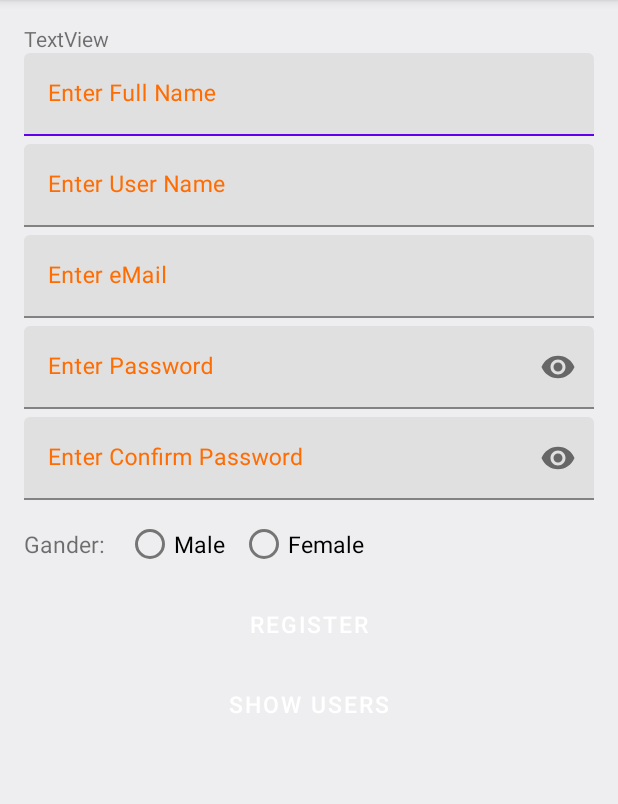
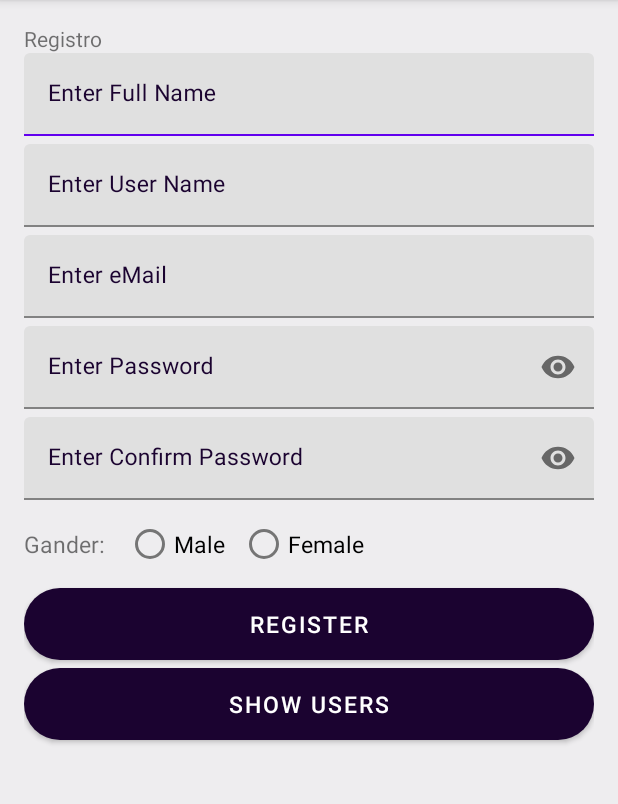
Before and after one commit to BenjaSar/AllMyPays_G4_P49, an Android app: the Registro screen opened directly, with no data from a screen before it, on a phone screen of 412 x 824 dp, the part 84-888 px from its top. Run offline under Robolectric (Android 15) with nearby library versions, the phone set to English and light mode, and no system bars.

Commit message:
Segundo Commit

```diff
--- a/app/src/main/res/drawable/button_rounded.xml
+++ b/app/src/main/res/drawable/button_rounded.xml
@@ -1,5 +1,3 @@
-<?xml version="1.0" encoding="utf-8"?>
-<selector xmlns:android="http://schemas.android.com/apk/res/android">
 <?xml version="1.0" encoding="utf-8"?>
 <shape xmlns:android="http://schemas.android.com/apk/res/android"
     android:shape="rectangle">
@@ -8,4 +6,3 @@
     <corners
         android:radius="25dp"/>
 </shape>
-</selector>
--- a/app/src/main/res/layout/activity_registro.xml
+++ b/app/src/main/res/layout/activity_registro.xml
@@ -18,7 +18,8 @@
             android:id="@+id/textView2"
             android:layout_width="match_parent"
             android:layout_height="wrap_content"
-            android:text="TextView" />
+            android:capitalize="words"
+            android:text="Registro" />
 
         <com.google.android.material.textfield.TextInputLayout
             android:id="@+id/name"
@@ -130,8 +131,7 @@
                 android:layout_height="wrap_content"
                 android:layout_marginLeft="10dp"
                 android:text="Male"
-                android:textSize="15sp"
-                android:onClick="onRadioButtonClicked"/>
+                android:textSize="15sp" />
 
             <RadioButton
                 android:id="@+id/radioButton_female"
@@ -139,8 +139,7 @@
                 android:layout_height="wrap_content"
                 android:layout_marginLeft="10dp"
                 android:text="Female"
-                android:textSize="15sp"
-                android:onClick="onRadioButtonClicked"/>
+                android:textSize="15sp" />
         </RadioGroup>
 
         <Button
--- a/app/src/main/res/values/colors.xml
+++ b/app/src/main/res/values/colors.xml
@@ -1,8 +1,8 @@
 <?xml version="1.0" encoding="utf-8"?>
 <resources>
-    <color name="colorPrimary">#2D383F</color>
-    <color name="colorPrimaryDark">#2D383F</color>
-    <color name="colorAccent">#FF6C02</color>
+    <color name="colorPrimary">#510891</color>
+    <color name="colorPrimaryDark">#1b0330</color>
+    <color name="colorAccent">#1b0330</color>
     <color name="background">#EEEDEF</color>
     <color name="purple_200">#FFBB86FC</color>
     <color name="purple_500">#FF6200EE</color>
```
Lines whose indentation alone changed are shown as unchanged.
